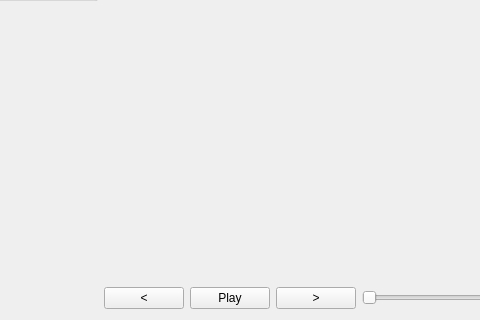
This is application/forms/VideoAssociatorDialog.ui in reframedultimate/ReFramed as Qt 5 draws it before an edit; both pictures show x 269 to 749 and y 248 to 568 of the 1295 by 568 pixel window. The edited form follows.
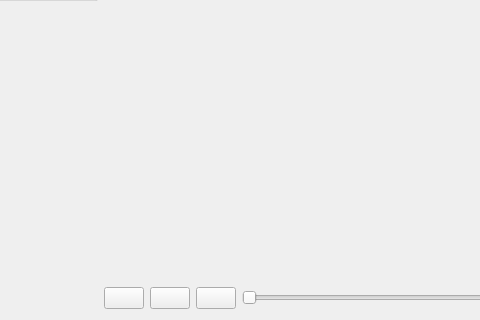
This is the edited form.

Diff of the .ui file:
```diff
--- a/application/forms/VideoAssociatorDialog.ui
+++ b/application/forms/VideoAssociatorDialog.ui
@@ -174,21 +174,21 @@
      <item>
       <widget class="QPushButton" name="pushButton_stepBackwards">
        <property name="text">
-        <string>&lt;</string>
+        <string/>
        </property>
       </widget>
      </item>
      <item>
       <widget class="QPushButton" name="pushButton_playPause">
        <property name="text">
-        <string>Play</string>
+        <string/>
        </property>
       </widget>
      </item>
      <item>
       <widget class="QPushButton" name="pushButton_stepForwards">
        <property name="text">
-        <string>&gt;</string>
+        <string/>
        </property>
       </widget>
      </item>
```
Left out of the diff: 2 changed lines with no effect on the pictures.
